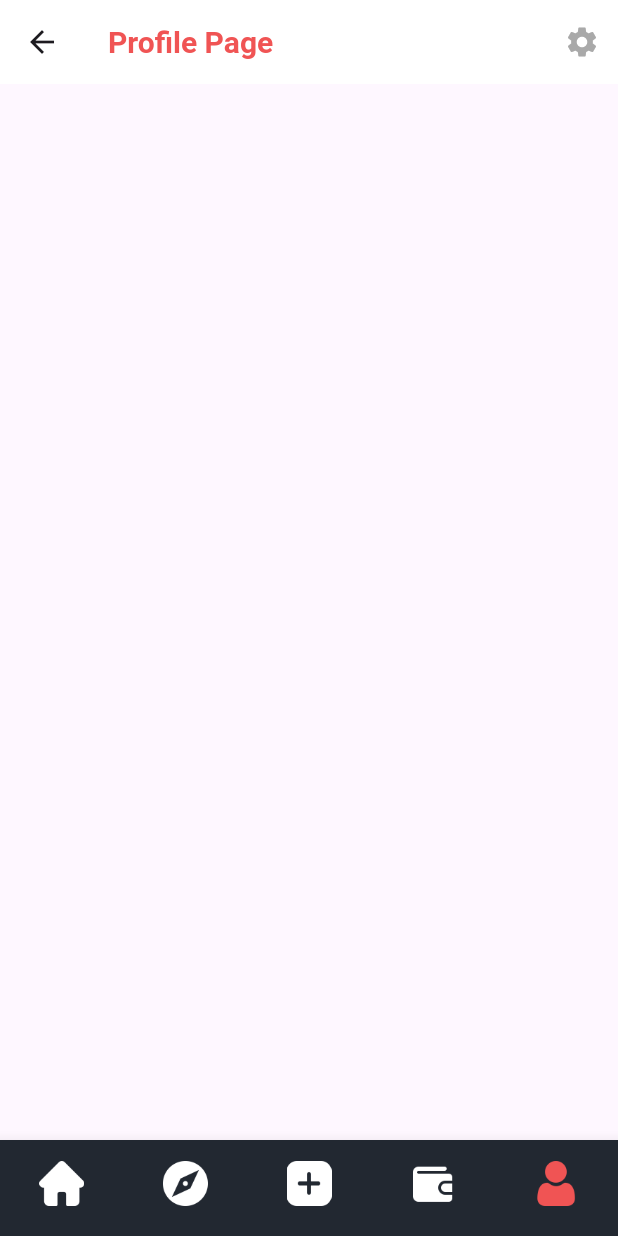
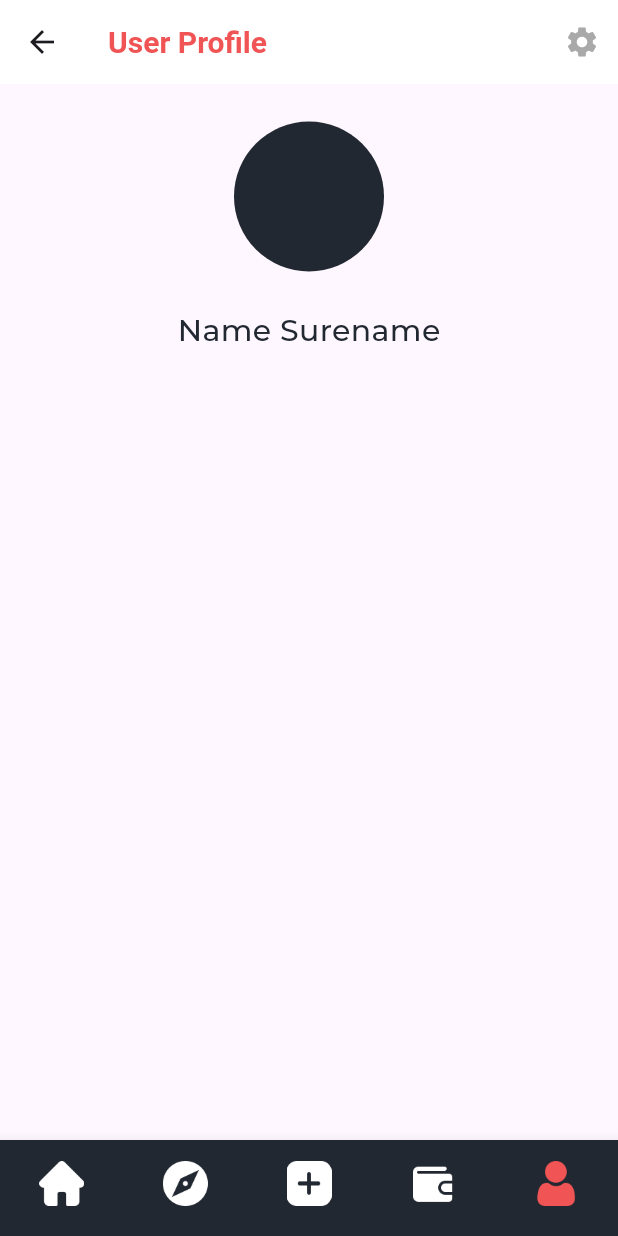
Before and after one commit to Navin-Jongyin/BidSure, a Flutter app: the ProfilePage screen opened directly, on a phone screen of 412 x 824 dp. Run offline on Flutter 3.47's test engine with Material 3 defaults, Android fonts, the phone set to English and light mode, and no system bars; our stand-ins replace animated_splash_screen, google_fonts.

Commit message:
edit ProfilePage

```diff
--- a/lib/mainscreen/profilePage.dart
+++ b/lib/mainscreen/profilePage.dart
@@ -25,7 +25,7 @@ class _ProfilePageState extends State<ProfilePage> {
           mainAxisAlignment: MainAxisAlignment.start,
           children: [
             Text(
-              "Profile Page",
+              "User Profile",
               style: GoogleFonts.montserratAlternates(
                   fontSize: 20,
                   fontWeight: FontWeight.bold,
@@ -47,6 +47,35 @@ class _ProfilePageState extends State<ProfilePage> {
                 Icons.settings,
                 color: Palette.greyColor,
               ))
+        ],
+      ),
+      body: Column(
+        children: [
+          Container(
+            child: Align(
+              child: Column(
+                children: [
+                  Container(
+                    margin: EdgeInsets.all(25),
+                    alignment: Alignment.center,
+                    height: 100,
+                    width: 100,
+                    decoration: BoxDecoration(
+                      color: Palette.darkMainColor,
+                      borderRadius: BorderRadius.circular(50),
+                    ),
+                  ),
+                  Text(
+                    "Name Surename",
+                    style: GoogleFonts.montserrat(
+                        fontSize: 20,
+                        fontWeight: FontWeight.w500,
+                        color: Palette.darkMainColor),
+                  )
+                ],
+              ),
+            ),
+          ),
         ],
       ),
       bottomNavigationBar: CustomBottomNavigationBar(
```
